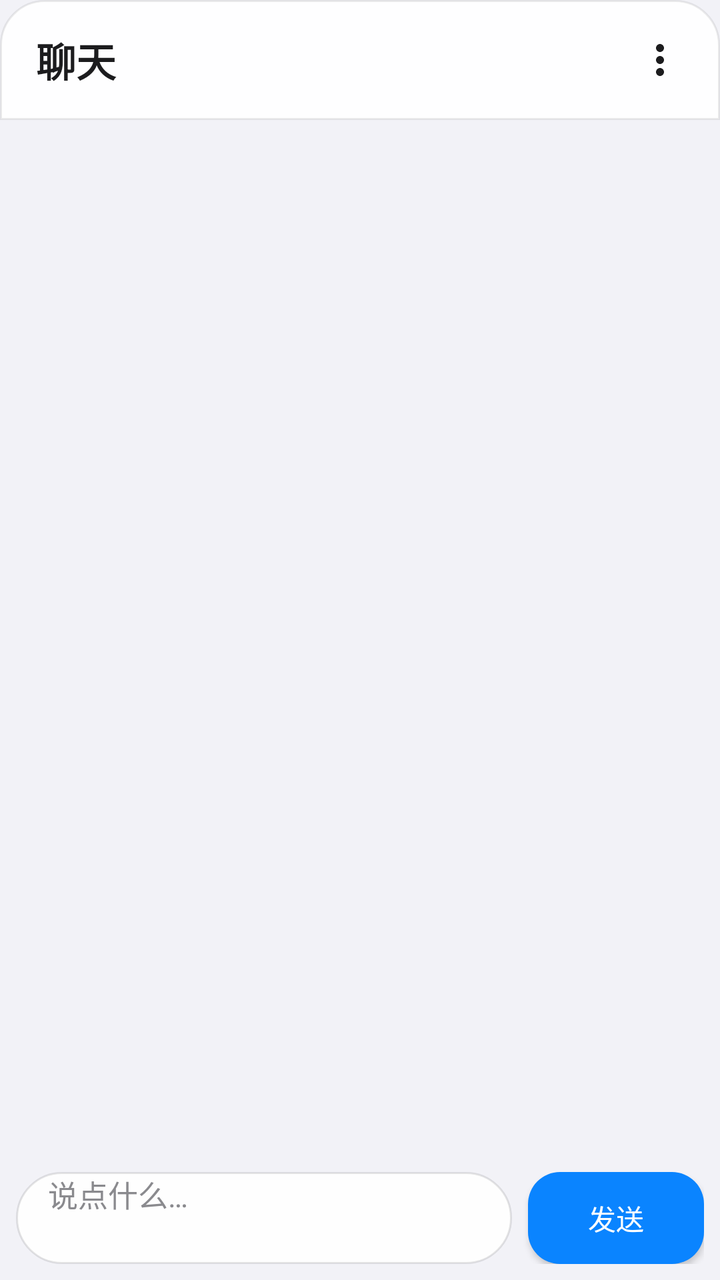
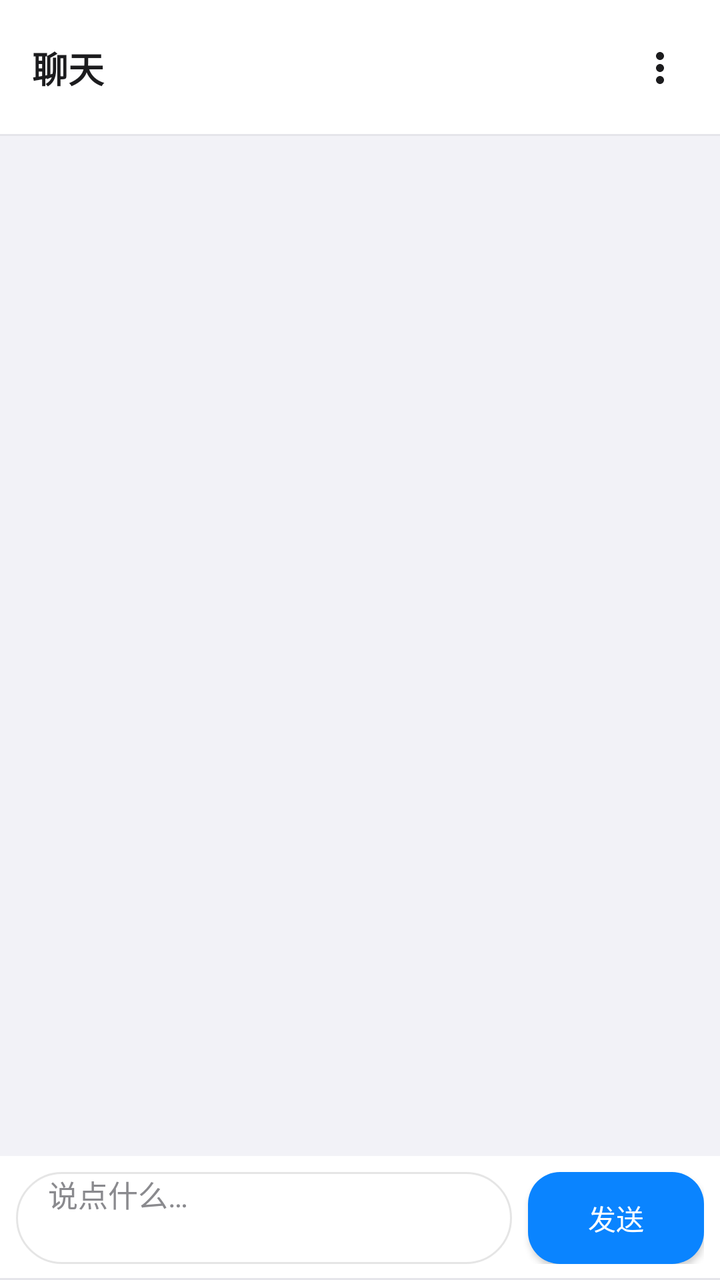

The first picture is an Android layout as it rendered before a commit; the second is the same layout after the commit. The layout source and the unified diff follow.
<!-- AndroidManifest.xml: application theme AppTheme -->
<!-- res/layout/activity_chat.xml -->
<?xml version="1.0" encoding="utf-8"?>
<LinearLayout xmlns:android="http://schemas.android.com/apk/res/android"
    android:layout_width="match_parent"
    android:layout_height="match_parent"
    android:orientation="vertical"
    android:background="@color/bg">

    <LinearLayout
        android:layout_width="match_parent"
        android:layout_height="wrap_content"
        android:orientation="horizontal"
        android:gravity="center_vertical"
        android:background="@drawable/bg_bottom_bar"
        android:elevation="4dp"
        android:paddingStart="18dp"
        android:paddingEnd="8dp"
        android:paddingTop="8dp"
        android:paddingBottom="8dp">

        <TextView
            android:layout_width="0dp"
            android:layout_height="wrap_content"
            android:layout_weight="1"
            android:text="@string/chat"
            android:textColor="@color/text"
            android:textSize="20sp"
            android:textStyle="bold" />

        <ImageButton
            android:id="@+id/btn_chat_settings"
            style="@style/GlassIconButton"
            android:src="@drawable/ic_more"
            android:contentDescription="@string/settings" />
    </LinearLayout>

    <ListView
        android:id="@+id/msg_list"
        android:layout_width="match_parent"
        android:layout_height="0dp"
        android:layout_weight="1"
        android:divider="@null"
        android:stackFromBottom="true"
        android:transcriptMode="alwaysScroll"
        android:paddingStart="8dp"
        android:paddingEnd="8dp" />

    <LinearLayout
        android:layout_width="match_parent"
        android:layout_height="wrap_content"
        android:orientation="horizontal"
        android:gravity="center_vertical"
        android:padding="8dp">

        <EditText
            android:id="@+id/msg_input"
            android:layout_width="0dp"
            android:layout_height="46dp"
            android:layout_weight="1"
            android:hint="@string/hint_message"
            android:textSize="15sp"
            android:textColor="@color/text"
            android:textColorHint="@color/text_secondary"
            android:background="@drawable/bg_url_bar"
            android:paddingStart="16dp"
            android:paddingEnd="16dp"
            android:imeOptions="actionSend"
            android:inputType="text"
            android:singleLine="true" />

        <Button
            android:id="@+id/btn_send"
            style="@style/PrimaryButton"
            android:layout_width="wrap_content"
            android:layout_height="46dp"
            android:layout_marginStart="8dp"
            android:paddingStart="20dp"
            android:paddingEnd="20dp"
            android:text="@string/send" />
    </LinearLayout>
</LinearLayout>
<!-- resources referenced by this layout -->
<resources>
  <color name="bg">#F2F2F7</color>
  <color name="text">#1C1C1E</color>
  <color name="text_secondary">#8A8A8E</color>
  <!-- drawable bg_bottom_bar (drawable) -->
  <?xml version="1.0" encoding="utf-8"?>
  <shape xmlns:android="http://schemas.android.com/apk/res/android"
      android:shape="rectangle">
      <solid android:color="#F2FFFFFF" />
      <corners
          android:topLeftRadius="22dp"
          android:topRightRadius="22dp" />
      <stroke
          android:width="1dp"
          android:color="#14000000" />
  </shape>
  <!-- drawable bg_url_bar (drawable) -->
  <?xml version="1.0" encoding="utf-8"?>
  <shape xmlns:android="http://schemas.android.com/apk/res/android"
      android:shape="rectangle">
      <solid android:color="#E6FFFFFF" />
      <corners android:radius="24dp" />
      <stroke
          android:width="1dp"
          android:color="#1A000000" />
  </shape>
  <!-- drawable ic_more (drawable) -->
  <vector xmlns:android="http://schemas.android.com/apk/res/android"
      android:width="24dp"
      android:height="24dp"
      android:viewportWidth="24"
      android:viewportHeight="24">
      <path
          android:fillColor="#FF000000"
          android:pathData="M12,8c1.1,0 2,-0.9 2,-2s-0.9,-2 -2,-2 -2,0.9 -2,2 0.9,2 2,2zM12,10c-1.1,0 -2,0.9 -2,2s0.9,2 2,2 2,-0.9 2,-2 -0.9,-2 -2,-2zM12,16c-1.1,0 -2,0.9 -2,2s0.9,2 2,2 2,-0.9 2,-2 -0.9,-2 -2,-2z" />
  </vector>
  <string name="chat">聊天</string>
  <string name="hint_message">说点什么…</string>
  <string name="send">发送</string>
  <string name="settings">设置</string>
  <style name="GlassIconButton" parent="android:Widget.Material.ImageButton">
          <item name="android:layout_width">44dp</item>
          <item name="android:layout_height">44dp</item>
          <item name="android:background">?android:attr/selectableItemBackgroundBorderless</item>
          <item name="android:scaleType">centerInside</item>
          <item name="android:tint">@color/text</item>
      </style>
  <style name="PrimaryButton" parent="android:Widget.Material.Button">
          <item name="android:background">@drawable/bg_primary_button</item>
          <item name="android:textColor">@color/white</item>
          <item name="android:textAllCaps">false</item>
      </style>
  <style name="AppTheme" parent="android:Theme.Material.Light.NoActionBar">
          <item name="android:colorPrimary">@color/primary</item>
          <item name="android:colorPrimaryDark">@color/primary_dark</item>
          <item name="android:colorAccent">@color/primary</item>
          <item name="android:windowBackground">@color/bg</item>
          <item name="android:textColorPrimary">@color/text</item>
          <item name="android:statusBarColor">@color/bg</item>
          <item name="android:windowLightStatusBar">true</item>
      </style>
  <!-- drawable bg_primary_button (drawable) -->
  <?xml version="1.0" encoding="utf-8"?>
  <shape xmlns:android="http://schemas.android.com/apk/res/android"
      android:shape="rectangle">
      <solid android:color="@color/primary" />
      <corners android:radius="16dp" />
  </shape>
  <color name="white">#FFFFFF</color>
  <color name="primary">#0A84FF</color>
  <color name="primary_dark">#0060DF</color>
</resources>

<!-- the commit's change to res/layout/activity_chat.xml (unified diff, before → after) -->
@@ -3,6 +3,7 @@
     android:layout_width="match_parent"
     android:layout_height="match_parent"
     android:orientation="vertical"
+    android:fitsSystemWindows="true"
     android:background="@color/bg">
 
     <LinearLayout
@@ -10,12 +11,11 @@
         android:layout_height="wrap_content"
         android:orientation="horizontal"
         android:gravity="center_vertical"
-        android:background="@drawable/bg_bottom_bar"
-        android:elevation="4dp"
-        android:paddingStart="18dp"
+        android:background="@drawable/bg_top_bar"
+        android:paddingStart="16dp"
         android:paddingEnd="8dp"
-        android:paddingTop="8dp"
-        android:paddingBottom="8dp">
+        android:paddingTop="12dp"
+        android:paddingBottom="12dp">
 
         <TextView
             android:layout_width="0dp"
@@ -23,7 +23,7 @@
             android:layout_weight="1"
             android:text="@string/chat"
             android:textColor="@color/text"
-            android:textSize="20sp"
+            android:textSize="18sp"
             android:textStyle="bold" />
 
         <ImageButton
@@ -41,14 +41,18 @@
         android:divider="@null"
         android:stackFromBottom="true"
         android:transcriptMode="alwaysScroll"
-        android:paddingStart="8dp"
-        android:paddingEnd="8dp" />
+        android:paddingStart="12dp"
+        android:paddingEnd="12dp"
+        android:paddingTop="6dp"
+        android:paddingBottom="6dp"
+        android:clipToPadding="false" />
 
     <LinearLayout
         android:layout_width="match_parent"
         android:layout_height="wrap_content"
         android:orientation="horizontal"
         android:gravity="center_vertical"
+        android:background="@drawable/bg_top_bar"
         android:padding="8dp">
 
         <EditText
<!-- resource entries referenced after the edit -->
@@ -3,18 +3,20 @@
   <color name="bg">#F2F2F7</color>
   <color name="text">#1C1C1E</color>
   <color name="text_secondary">#8A8A8E</color>
-  <!-- drawable bg_bottom_bar (drawable) -->
+  <!-- drawable bg_top_bar (drawable) -->
   <?xml version="1.0" encoding="utf-8"?>
-  <shape xmlns:android="http://schemas.android.com/apk/res/android"
-      android:shape="rectangle">
-      <solid android:color="#F2FFFFFF" />
-      <corners
-          android:topLeftRadius="22dp"
-          android:topRightRadius="22dp" />
-      <stroke
-          android:width="1dp"
-          android:color="#14000000" />
-  </shape>
+  <layer-list xmlns:android="http://schemas.android.com/apk/res/android">
+      <item>
+          <shape android:shape="rectangle">
+              <solid android:color="#FFFFFF" />
+          </shape>
+      </item>
+      <item android:gravity="bottom" android:height="1dp">
+          <shape android:shape="rectangle">
+              <solid android:color="#E5E5EA" />
+          </shape>
+      </item>
+  </layer-list>
   <!-- drawable bg_url_bar (drawable) -->
   <?xml version="1.0" encoding="utf-8"?>
   <shape xmlns:android="http://schemas.android.com/apk/res/android"
